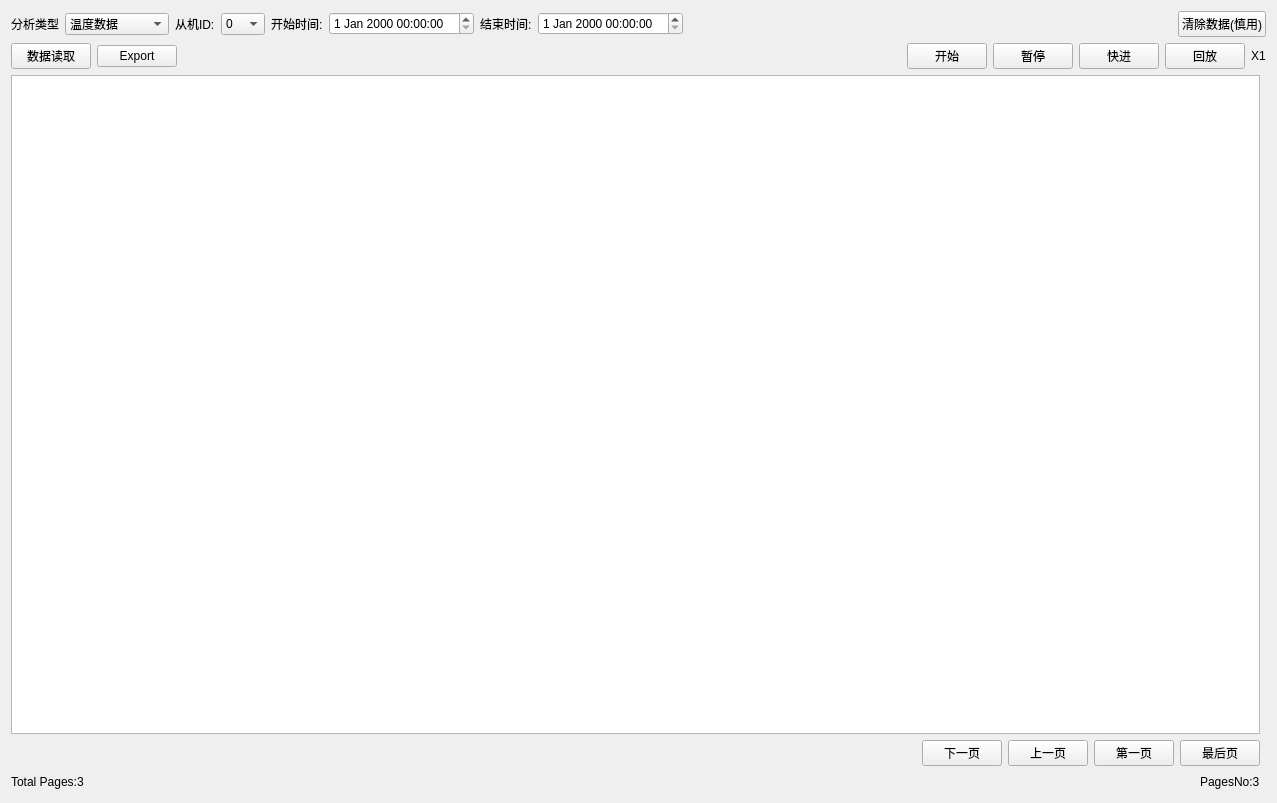
The window that HuaFonBench/src/dataAnalysis/dataAnalysis.ui (christing029/HuaFonBench) describes before a commit, drawn with Qt 5.
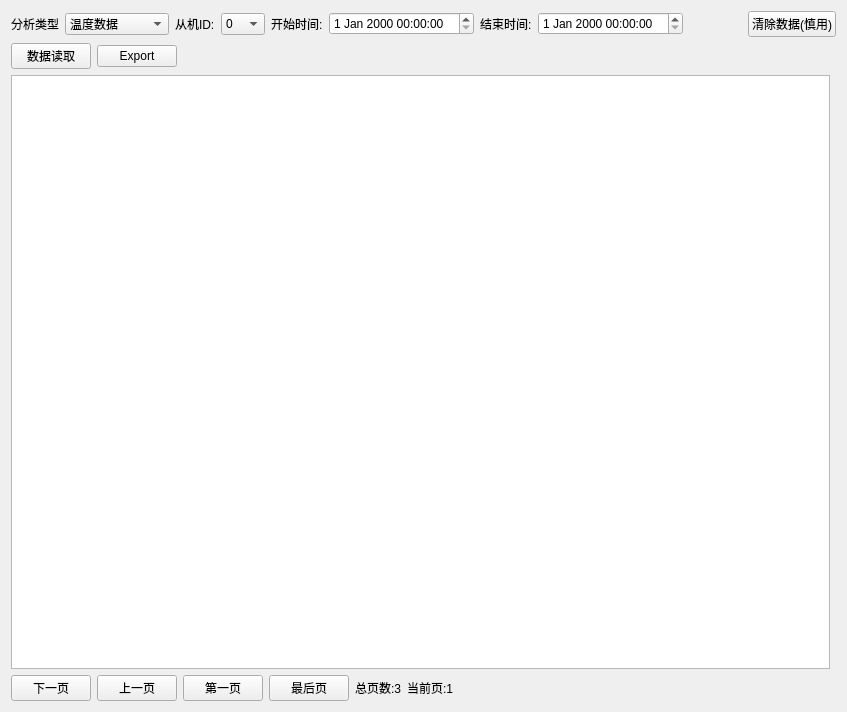
The same window after the commit.

Patch:
```diff
--- a/HuaFonBench/src/dataAnalysis/dataAnalysis.ui
+++ b/HuaFonBench/src/dataAnalysis/dataAnalysis.ui
@@ -6,8 +6,8 @@
    <rect>
     <x>0</x>
     <y>0</y>
-    <width>1277</width>
-    <height>803</height>
+    <width>847</width>
+    <height>712</height>
    </rect>
   </property>
   <property name="windowTitle">
@@ -28,19 +28,6 @@
      </item>
      <item>
       <layout class="QHBoxLayout" name="horizontalLayout_3">
-       <item>
-        <spacer name="horizontalSpacer_5">
-         <property name="orientation">
-          <enum>Qt::Horizontal</enum>
-         </property>
-         <property name="sizeHint" stdset="0">
-          <size>
-           <width>40</width>
-           <height>20</height>
-          </size>
-         </property>
-        </spacer>
-       </item>
        <item>
         <widget class="QPushButton" name="NextPage">
          <property name="text">
@@ -69,44 +56,40 @@
          </property>
         </widget>
        </item>
-      </layout>
-     </item>
-     <item>
-      <layout class="QHBoxLayout" name="horizontalLayout_9">
        <item>
         <widget class="QLabel" name="TotalPage">
          <property name="text">
-          <string>Total Pages:3</string>
+          <string>总页数:3</string>
          </property>
         </widget>
        </item>
-       <item>
-        <spacer name="horizontalSpacer_2">
-         <property name="orientation">
-          <enum>Qt::Horizontal</enum>
-         </property>
-         <property name="sizeHint" stdset="0">
-          <size>
-           <width>40</width>
-           <height>20</height>
-          </size>
-         </property>
-        </spacer>
-       </item>
        <item>
         <widget class="QLabel" name="PageNo">
          <property name="text">
-          <string>PagesNo:3</string>
+          <string>当前页:1</string>
          </property>
         </widget>
        </item>
+       <item>
+        <spacer name="horizontalSpacer_2">
+         <property name="orientation">
+          <enum>Qt::Horizontal</enum>
+         </property>
+         <property name="sizeHint" stdset="0">
+          <size>
+           <width>40</width>
+           <height>20</height>
+          </size>
+         </property>
+        </spacer>
+       </item>
       </layout>
      </item>
+     <item>
+      <layout class="QHBoxLayout" name="horizontalLayout_9"/>
+     </item>
     </layout>
    </item>
-   <item row="1" column="1">
-    <layout class="QGridLayout" name="gridLayout"/>
-   </item>
    <item row="0" column="0" colspan="2">
     <layout class="QVBoxLayout" name="verticalLayout">
      <item>
@@ -304,41 +287,6 @@
          </property>
         </spacer>
        </item>
-       <item>
-        <widget class="QPushButton" name="StartPb">
-         <property name="text">
-          <string>开始</string>
-         </property>
-        </widget>
-       </item>
-       <item>
-        <widget class="QPushButton" name="StopPb">
-         <property name="text">
-          <string>暂停</string>
-         </property>
-        </widget>
-       </item>
-       <item>
-        <widget class="QPushButton" name="FastPb">
-         <property name="text">
-          <string>快进</string>
-         </property>
-        </widget>
-       </item>
-       <item>
-        <widget class="QPushButton" name="SlowPb">
-         <property name="text">
-          <string>回放</string>
-         </property>
-        </widget>
-       </item>
-       <item>
-        <widget class="QLabel" name="label_6">
-         <property name="text">
-          <string>X1</string>
-         </property>
-        </widget>
-       </item>
       </layout>
      </item>
     </layout>
```
